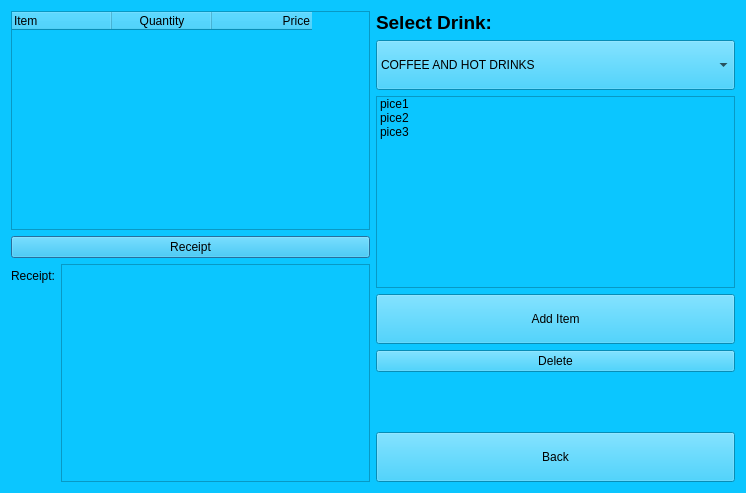
Old version of the form src/naruci.ui in the repository stemil01/expresso.
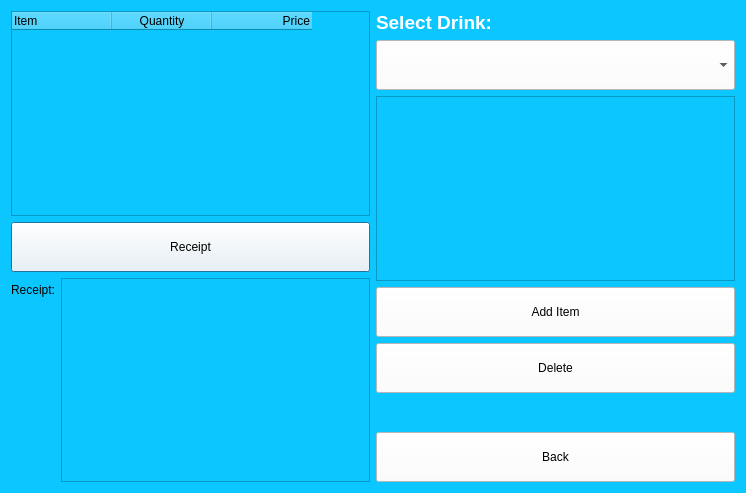
New version of the form.

Commit message: Ulepsan malo GUI

```diff
--- a/src/naruci.ui
+++ b/src/naruci.ui
@@ -60,6 +60,16 @@
        </item>
        <item>
         <widget class="QPushButton" name="pbReceiptOrderDialog">
+         <property name="minimumSize">
+          <size>
+           <width>0</width>
+           <height>50</height>
+          </size>
+         </property>
+         <property name="styleSheet">
+          <string notr="true">background-color: rgb(255, 255, 255);
+color: rgb(0, 0, 0);</string>
+         </property>
          <property name="text">
           <string>Receipt</string>
          </property>
@@ -96,6 +106,9 @@
       <layout class="QVBoxLayout" name="verticalLayout_2">
        <item>
         <widget class="QLabel" name="label">
+         <property name="styleSheet">
+          <string notr="true">color: rgb(255, 255, 255);</string>
+         </property>
          <property name="text">
           <string>&lt;html&gt;&lt;head/&gt;&lt;body&gt;&lt;p&gt;&lt;span style=&quot; font-size:14pt; font-weight:700;&quot;&gt;Select Drink:&lt;/span&gt;&lt;/p&gt;&lt;/body&gt;&lt;/html&gt;</string>
          </property>
@@ -109,31 +122,10 @@
            <height>50</height>
           </size>
          </property>
-         <item>
-          <property name="text">
-           <string>COFFEE AND HOT DRINKS</string>
-          </property>
-         </item>
-         <item>
-          <property name="text">
-           <string>SOFT DRINKS</string>
-          </property>
-         </item>
-         <item>
-          <property name="text">
-           <string>WINE</string>
-          </property>
-         </item>
-         <item>
-          <property name="text">
-           <string>COCTAILS</string>
-          </property>
-         </item>
-         <item>
-          <property name="text">
-           <string>SHOTS</string>
-          </property>
-         </item>
+         <property name="styleSheet">
+          <string notr="true">background-color: rgb(255, 255, 255);
+color: rgb(0, 0, 0);</string>
+         </property>
         </widget>
        </item>
        <item>
@@ -141,21 +133,6 @@
          <property name="selectionMode">
           <enum>QAbstractItemView::MultiSelection</enum>
          </property>
-         <item>
-          <property name="text">
-           <string>pice1</string>
-          </property>
-         </item>
-         <item>
-          <property name="text">
-           <string>pice2</string>
-          </property>
-         </item>
-         <item>
-          <property name="text">
-           <string>pice3</string>
-          </property>
-         </item>
         </widget>
        </item>
        <item>
@@ -166,6 +143,10 @@
            <height>50</height>
           </size>
          </property>
+         <property name="styleSheet">
+          <string notr="true">background-color: rgb(255, 255, 255);
+color: rgb(0, 0, 0);</string>
+         </property>
          <property name="text">
           <string>Add Item</string>
          </property>
@@ -173,6 +154,16 @@
        </item>
        <item>
         <widget class="QPushButton" name="pbDeleteOrderDialog">
+         <property name="minimumSize">
+          <size>
+           <width>0</width>
+           <height>50</height>
+          </size>
+         </property>
+         <property name="styleSheet">
+          <string notr="true">background-color: rgb(255, 255, 255);
+color: rgb(0, 0, 0);</string>
+         </property>
          <property name="text">
           <string>Delete</string>
          </property>
@@ -199,6 +190,10 @@
            <height>50</height>
           </size>
          </property>
+         <property name="styleSheet">
+          <string notr="true">background-color: rgb(255, 255, 255);
+color: rgb(0, 0, 0);</string>
+         </property>
          <property name="text">
           <string>Back</string>
          </property>
```
The commit also changes 2 other files.
